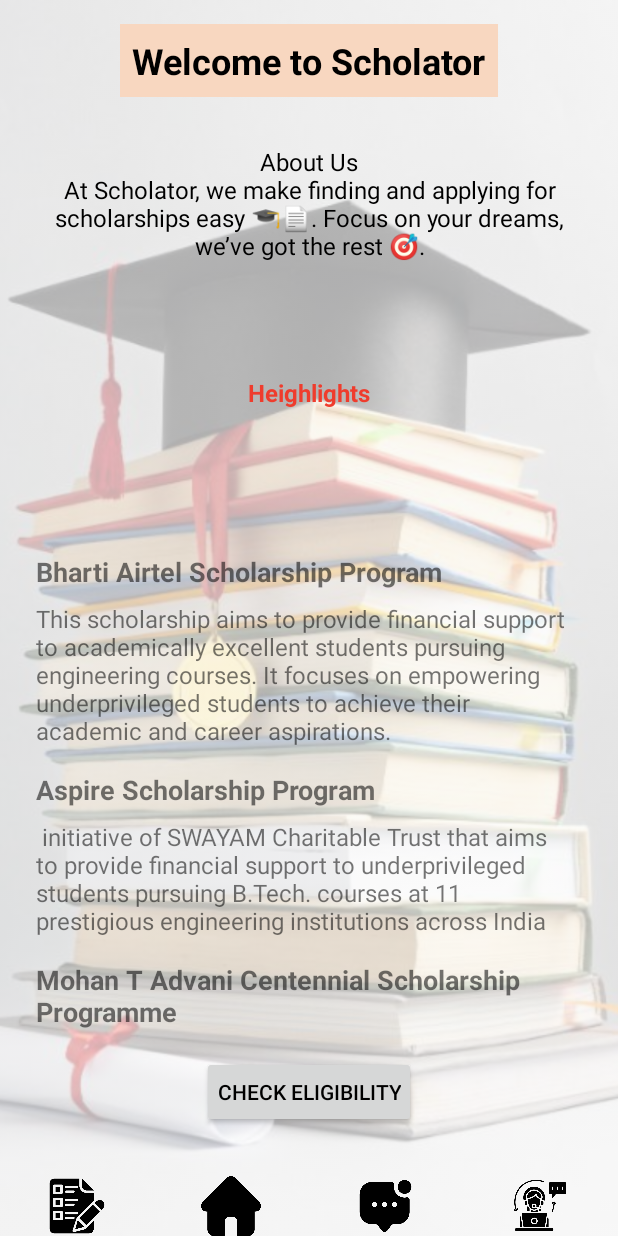
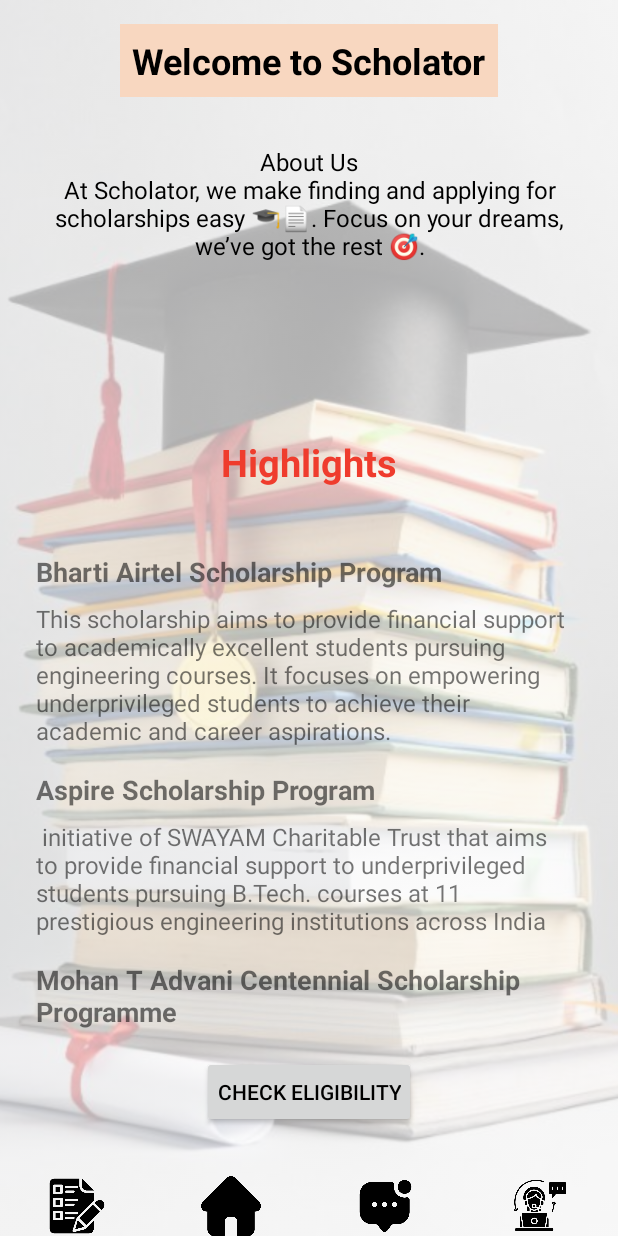
Before and after one commit to HarshithaRajashriHB/Minor-Project, an Android app built with Jetpack Compose: the SecondActivity screen opened directly, with no data from a screen before it, on a phone screen of 412 x 824 dp. Run offline under Robolectric (Android 15) with nearby library versions, the phone set to English and light mode, and no system bars.

```diff
--- a/app/src/main/java/com/example/scholator/Databasehelper.kt
+++ b/app/src/main/java/com/example/scholator/Databasehelper.kt
@@ -87,33 +87,39 @@
 
 
 
+
+// Package declaration
 package com.example.scholator
 
+// Import statements
 import android.annotation.SuppressLint
 import android.content.ContentValues
 import android.content.Context
 import android.database.sqlite.SQLiteDatabase
 import android.database.sqlite.SQLiteOpenHelper
 import android.util.Log
+
+// DatabaseHelper class to manage database creation and operations
 class DatabaseHelper(context: Context) : SQLiteOpenHelper(context, DATABASE_NAME, null, DATABASE_VERSION) {
 
     companion object {
         private const val DATABASE_NAME = "scholarships.db"
-        private const val DATABASE_VERSION = 2  // Incremented for future schema changes
+        private const val DATABASE_VERSION = 2
         private const val TABLE_NAME = "scholarships"
         private const val COLUMN_NAME = "name"
         private const val COLUMN_OFFERED_BY = "offered_by"
         private const val COLUMN_AMOUNT = "amount"
-        private const val COLUMN_ELIGIBILITY = "eligibility"
+        private const val COLUMN_INCOME = "annual_income"
+        private const val COLUMN_MERIT = "merit"
         private const val COLUMN_DESCRIPTION = "description"
         private const val COLUMN_LINK = "link"
         private const val COLUMN_STATE = "state"
-        private const val COLUMN_INCOME = "annual_income"
         private const val COLUMN_CASTE = "caste"
         private const val COLUMN_GENDER = "gender"
         private const val COLUMN_DISABILITY = "disability"
     }
 
+    // Method to create the database table
     override fun onCreate(db: SQLiteDatabase?) {
         val CREATE_TABLE = """
             CREATE TABLE $TABLE_NAME (
@@ -121,11 +127,11 @@ class DatabaseHelper(context: Context) : SQLiteOpenHelper(context, DATABASE_NAME
                 $COLUMN_NAME TEXT,
                 $COLUMN_OFFERED_BY TEXT,
                 $COLUMN_AMOUNT TEXT,
-                $COLUMN_ELIGIBILITY TEXT,
+                $COLUMN_INCOME TEXT,
+                $COLUMN_MERIT INTEGER,
                 $COLUMN_DESCRIPTION TEXT,
                 $COLUMN_LINK TEXT,
                 $COLUMN_STATE TEXT,
-                $COLUMN_INCOME TEXT,
                 $COLUMN_CASTE TEXT,
                 $COLUMN_GENDER TEXT,
                 $COLUMN_DISABILITY INTEGER
@@ -134,27 +140,36 @@ class DatabaseHelper(context: Context) : SQLiteOpenHelper(context, DATABASE_NAME
         db?.execSQL(CREATE_TABLE)
     }
 
+    // Method to handle database upgrades
+    // Method to handle database upgrades
     override fun onUpgrade(db: SQLiteDatabase?, oldVersion: Int, newVersion: Int) {
         if (oldVersion < 2) {
-            // In version 2, we assume columns are added in the CREATE_TABLE statement.
-            // No need to ALTER the table for these columns
+            db?.execSQL("ALTER TABLE $TABLE_NAME ADD COLUMN $COLUMN_INCOME TEXT")
+            db?.execSQL("ALTER TABLE $TABLE_NAME ADD COLUMN $COLUMN_MERIT INTEGER DEFAULT 0")
+        }
+        if (oldVersion < 3) {
+            db?.execSQL("ALTER TABLE $TABLE_NAME ADD COLUMN $COLUMN_STATE TEXT")
+            db?.execSQL("ALTER TABLE $TABLE_NAME ADD COLUMN $COLUMN_CASTE TEXT")
+            db?.execSQL("ALTER TABLE $TABLE_NAME ADD COLUMN $COLUMN_GENDER TEXT")
+            db?.execSQL("ALTER TABLE $TABLE_NAME ADD COLUMN $COLUMN_DISABILITY INTEGER DEFAULT 0")
         }
     }
 
+    // Method to insert a new scholarship into the database
     fun insertScholarship(scholarship: Scholarships) {
         val db = this.writableDatabase
         val contentValues = ContentValues().apply {
             put(COLUMN_NAME, scholarship.name)
             put(COLUMN_OFFERED_BY, scholarship.offered_by)
             put(COLUMN_AMOUNT, scholarship.amount)
-            put(COLUMN_ELIGIBILITY, scholarship.eligibility)
+            put(COLUMN_INCOME, scholarship.income)
+            put(COLUMN_MERIT, if (scholarship.merit) 1 else 0) // Store as INTEGER (0 or 1)
             put(COLUMN_DESCRIPTION, scholarship.description)
             put(COLUMN_LINK, scholarship.link)
             put(COLUMN_STATE, scholarship.state)
-            put(COLUMN_INCOME, scholarship.income)
             put(COLUMN_CASTE, scholarship.caste)
             put(COLUMN_GENDER, scholarship.gender)
-            put(COLUMN_DISABILITY, if (scholarship.disability) 1 else 0)  // Store disability as INTEGER (0 or 1)
+            put(COLUMN_DISABILITY, if (scholarship.disability) 1 else 0) // Store as INTEGER (0 or 1)
         }
         val result = db.insert(TABLE_NAME, null, contentValues)
         if (result == -1L) {
@@ -164,6 +179,7 @@ class DatabaseHelper(context: Context) : SQLiteOpenHelper(context, DATABASE_NAME
         }
     }
 
+    // Method to retrieve the top scholarships based on a limit
     @SuppressLint("Range")
     fun getTopScholarships(i: Int): List<Scholarships> {
         val scholarships = mutableListOf<Scholarships>()
@@ -174,33 +190,31 @@ class DatabaseHelper(context: Context) : SQLiteOpenHelper(context, DATABASE_NAME
             return scholarships
         }
 
-        // Query to select top scholarships based on the input limit
         val cursor = db.rawQuery("SELECT * FROM $TABLE_NAME LIMIT $i", null)
         cursor?.use {
             while (it.moveToNext()) {
                 val name = it.getString(it.getColumnIndexOrThrow(COLUMN_NAME))
-                val provider = it.getString(it.getColumnIndexOrThrow(COLUMN_OFFERED_BY))
+                val offeredBy = it.getString(it.getColumnIndexOrThrow(COLUMN_OFFERED_BY))
                 val amount = it.getString(it.getColumnIndexOrThrow(COLUMN_AMOUNT))
-                val eligibility = it.getString(it.getColumnIndexOrThrow(COLUMN_ELIGIBILITY))
+                val income = it.getString(it.getColumnIndexOrThrow(COLUMN_INCOME))
+                val merit = it.getInt(it.getColumnIndexOrThrow(COLUMN_MERIT)) == 1 // Convert to Boolean
                 val description = it.getString(it.getColumnIndexOrThrow(COLUMN_DESCRIPTION))
                 val link = it.getString(it.getColumnIndexOrThrow(COLUMN_LINK))
                 val state = it.getString(it.getColumnIndexOrThrow(COLUMN_STATE))
-                val income = it.getString(it.getColumnIndexOrThrow(COLUMN_INCOME))
                 val caste = it.getString(it.getColumnIndexOrThrow(COLUMN_CASTE))
                 val gender = it.getString(it.getColumnIndexOrThrow(COLUMN_GENDER))
                 val disability = it.getInt(it.getColumnIndexOrThrow(COLUMN_DISABILITY)) == 1 // Convert to Boolean
 
-                // Add each scholarship to the list
                 scholarships.add(
                     Scholarships(
                         name,
-                        provider,
+                        offeredBy,
                         amount,
-                        eligibility,
+                        income,
+                        merit,
                         description,
                         link,
                         state,
-                        income,
                         caste,
                         gender,
                         disability
@@ -210,5 +224,4 @@ class DatabaseHelper(context: Context) : SQLiteOpenHelper(context, DATABASE_NAME
         }
         return scholarships
     }
-
 }
--- a/app/src/main/java/com/example/scholator/ScholarshipAdapter.kt
+++ b/app/src/main/java/com/example/scholator/ScholarshipAdapter.kt
@@ -20,7 +20,7 @@ class ScholarshipAdapter(private val scholarshipList: List<Scholarships>) : Recy
     override fun onBindViewHolder(holder: ScholarshipViewHolder, position: Int) {
         val currentScholarship = scholarshipList[position]
         holder.scholarshipName.text = currentScholarship.name
-        holder.scholarshipDescription.text = currentScholarship.eligibility
+        holder.scholarshipDescription.text = currentScholarship.description
     }
 
     // Returns the number of items in the dataset
@@ -29,6 +29,6 @@ class ScholarshipAdapter(private val scholarshipList: List<Scholarships>) : Recy
     // ViewHolder class to hold references to views in the item layout
     class ScholarshipViewHolder(itemView: View) : RecyclerView.ViewHolder(itemView) {
         val scholarshipName: TextView = itemView.findViewById(R.id.scholarship_name)
-        val scholarshipDescription: TextView = itemView.findViewById(R.id.scholarshi_eligibility)
+        val scholarshipDescription: TextView = itemView.findViewById(R.id.scholarship_description)
     }
 }
--- a/app/src/main/java/com/example/scholator/Scholarships.kt
+++ b/app/src/main/java/com/example/scholator/Scholarships.kt
@@ -7,7 +7,7 @@ data class Scholarships(
     val offered_by: String,
     val amount: String,
     val income: String,        // Annual family income eligibility
-    val eligibility: String,
+    val merit: Boolean,
     val description: String,
     val link: String,
     val state: String,         // Applicable state
--- a/app/src/main/java/com/example/scholator/SecondActivity.kt
+++ b/app/src/main/java/com/example/scholator/SecondActivity.kt
@@ -27,7 +27,7 @@ class SecondActivity : AppCompatActivity() {
                 "Bharti Airtel",
                 "Varies",
                 "<85 lakh>",
-                "Meritorious students pursuing engineering",
+                false,
                 "This scholarship aims to provide financial support to academically excellent students pursuing engineering courses. It focuses on empowering underprivileged students to achieve their academic and career aspirations.",
                 "https://bhartifoundation.org/bharti-airtel-scholarship/",                 // State
                 "India",          // Annual Family Income
@@ -35,24 +35,12 @@ class SecondActivity : AppCompatActivity() {
                 "Female",                   // Gender
                 false                      // Disability
             ),
-
             Scholarships(
                 "Aspire Scholarship Program",
                 "SWAYAM Charitable Trust",
                 "varies",
                 "less than 6 lakh",  // Annual Family Income (if available)
-                "Students joining the first-year of B.Tech. courses at any of the following 11 institutions can apply:\n" +
-                        "Indian Institute of Technology Kharagpur (IIT-Kharagpur)\n" +
-                        "Indian Institute of Technology Hyderabad (IIT-Hyderabad)\n" +
-                        "Indian Institute of Technology Patna (IIT-Patna)\n" +
-                        "Indian Institute of Technology Delhi (IIT-Delhi)\n" +
-                        "Indian Institute of Technology Bombay (IIT-Bombay)\n" +
-                        "Indian Institute of Technology Goa (IIT-Goa)\n" +
-                        "Indian Institute of Information Technology, Design & Manufacturing (IIITDM) Jabalpur\n" +
-                        "Indraprastha Institute of Information Technology Delhi (IIIT-Delhi)\n" +
-                        "Dr Shyama Prasad Mukherjee International Institute of Information Technology Naya Raipur (IIIT NR)\n" +
-                        "Jabalpur Engineering College\n" +
-                        "National Institute of Advanced Manufacturing Technology (NIAMT, Ranchi)",
+                false,
                 " initiative of SWAYAM Charitable Trust that aims to provide financial support to underprivileged students pursuing B.Tech. courses at 11 prestigious engineering institutions across India",
                 "https://services.india.gov.in/service/detail/aspire-scholarship-kerala",  // Link (if available)
                 "kerala",  // State
@@ -60,15 +48,12 @@ class SecondActivity : AppCompatActivity() {
                 "any",    // Gender
                 false      // Disability (true for students with disability)
             ),
-
-
-
             Scholarships(
                 "Mohan T Advani Centennial Scholarship Programme",
                 "Blue Star Foundation",
                 "upto 75000",
                 "Less than 2.5 LPA",
-                "First and second-year students enrolled in a degree programme in architecture or engineering",
+                false,
                 "initiative of SWAYAM Charitable Trust that aims to provide financial support to underprivileged students pursuing B.Tech. courses at 11 prestigious engineering institutions across India.",
                 "https://www.bluestarfoundation.in/",   // Example state
                 "any",   // Example annual family income
@@ -82,7 +67,7 @@ class SecondActivity : AppCompatActivity() {
                 "Legrand",
                 "upto 65000 pa",
                 "any",          // Annual Family Income
-                " Under this program, academically promising girl students pursuing B.Tech., B.E., B.Arch., or other undergraduate degrees in Finance or Science",          // Income
+               false ,          // Income
                 "The Legrand Empowering Scholarship Program 2024-25, a Social Initiative of Group Legrand India, aims to provide financial support to meritorious girls, differently-abled girls, Covid-affected students, LGBTQ+ students and students with single parents or orphans for their higher education.",
                 "https://legrandscholarship.co.in/",          // Link (empty string for now if no link is provided)
                 "India",     // State
@@ -95,7 +80,7 @@ class SecondActivity : AppCompatActivity() {
             "Tata Group",
             "Varies",
             "upto 10000",          // Annual Family Income
-            "Students pursuing various courses like Engineering, Medical, etc.",          // Income
+            false,          // Income
             "Tata Scholarship for Engineering students is offered by the Tata Education and Development Trust to facilitate the higher education of students. Tata Scholarships are offered by various philanthropic units of the Tata group.",
             "https://www.tatatrusts.org/our-work/individual-grants-programme/education-grants",          // Link (empty string for now if no link is provided)
             "India",     // State
--- a/app/src/main/res/layout/activity_second.xml
+++ b/app/src/main/res/layout/activity_second.xml
@@ -50,15 +50,15 @@
         android:id="@+id/heightlights"
         android:layout_width="0dp"
         android:layout_height="wrap_content"
-        android:text="Heighlights"
-        android:textSize="16sp"
+        android:text="Highlights"
+        android:textSize="25dp"
         android:textColor="@color/red"
         android:textStyle="bold"
         android:gravity="center"
         app:layout_constraintTop_toBottomOf="@id/welcome_header"
         app:layout_constraintStart_toStartOf="parent"
         app:layout_constraintEnd_toEndOf="parent"
-        android:layout_marginTop="170dp"
+        android:layout_marginTop="210dp"
         android:padding="16dp" />
 
     <!-- Scholarship Name -->
--- a/app/src/main/res/layout/scholarship_item.xml
+++ b/app/src/main/res/layout/scholarship_item.xml
@@ -19,7 +19,7 @@
 
     <!-- Scholarship Description -->
     <TextView
-        android:id="@+id/scholarshi_eligibility"
+        android:id="@+id/scholarship_description"
         android:layout_width="0dp"
         android:layout_height="wrap_content"
         android:textSize="16sp"
```
